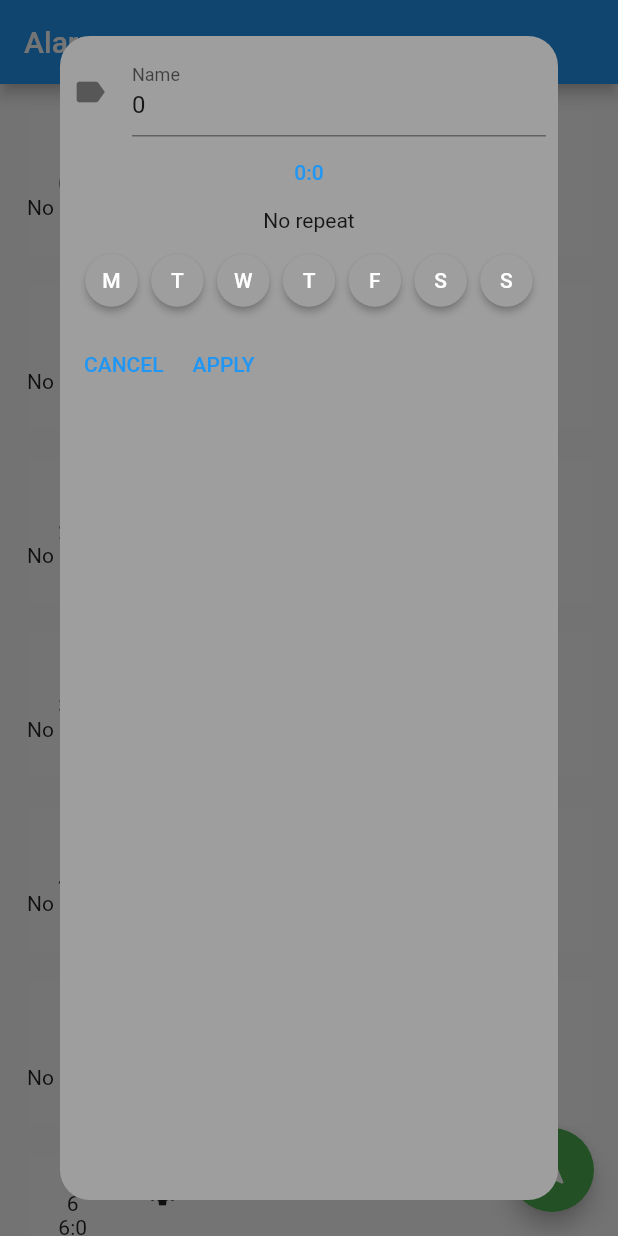
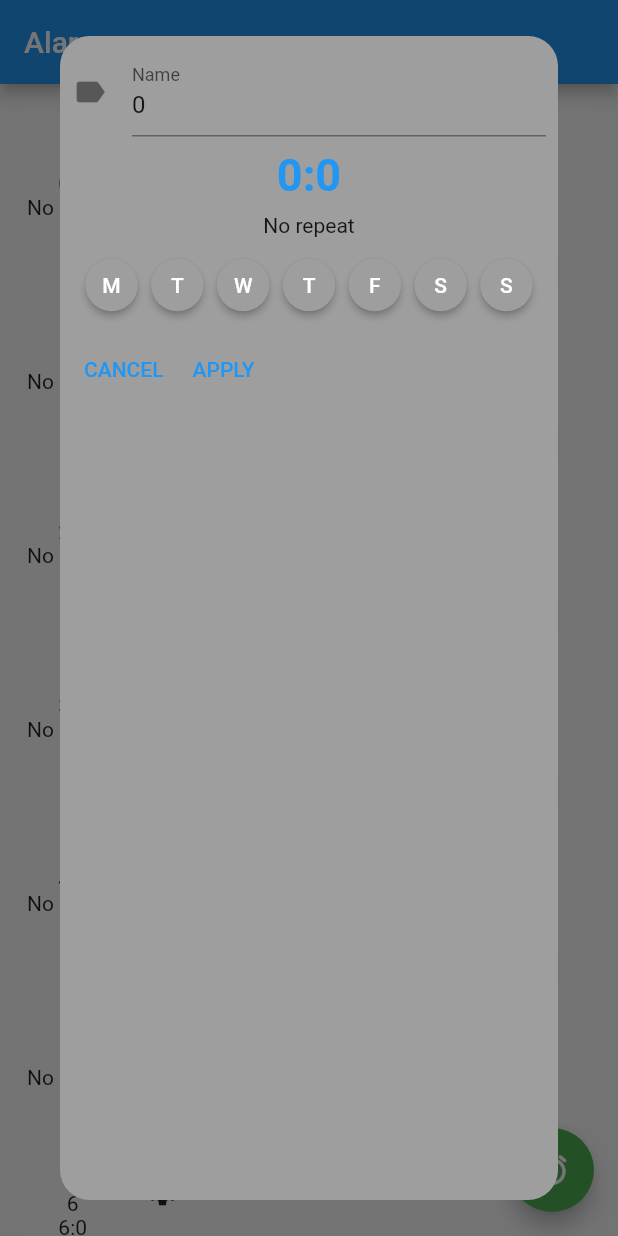
Before and after one commit to Zhongli5712/modern-clock-app, a Flutter app: the screen it shows after launch, after a tap on the "settings" icon, on a phone screen of 412 x 824 dp. Run offline on Flutter 3.47's test engine with Material 2 defaults, Android fonts, the phone set to English and light mode, and no system bars.

Commit message:
Change time text style

```diff
--- a/lib/alarm.dart
+++ b/lib/alarm.dart
@@ -224,7 +224,10 @@ class _AlarmSettingsWidgetState extends State<AlarmSettingsWidget> {
                     });
                   });
                 },
-                child: Text(widget.tmpAlarm.getTimeString())
+                child: Text(
+                    widget.tmpAlarm.getTimeString(),
+                    style: timeTextStyle,
+                )
             ),
             Text(widget.tmpAlarm.frequency.toString()),
             ButtonBar(
--- a/lib/alarm_list.dart
+++ b/lib/alarm_list.dart
@@ -49,7 +49,7 @@ class _AlarmListState extends State<AlarmListWidget> {
           });
         },
         backgroundColor: Colors.green,
-        child: const Icon(Icons.navigation)
+        child: const Icon(Icons.add_alarm_rounded)
       ),
       body: ListView.builder(
           padding: const EdgeInsets.all(8),
--- a/lib/constants.dart
+++ b/lib/constants.dart
@@ -1,4 +1,14 @@
+import 'package:flutter/material.dart';
+
 import 'alarm.dart';
 
 /// ***** Alarm Constants ********/
 AlarmSound defaultAlarmSound = const AlarmSound("Default");
+
+/// ***** Text styles ************/
+TextStyle timeTextStyle = const TextStyle(
+  color: Colors.blue,
+  backgroundColor: Colors.grey,
+  fontSize: 30,
+  fontWeight: FontWeight.bold
+);
```
